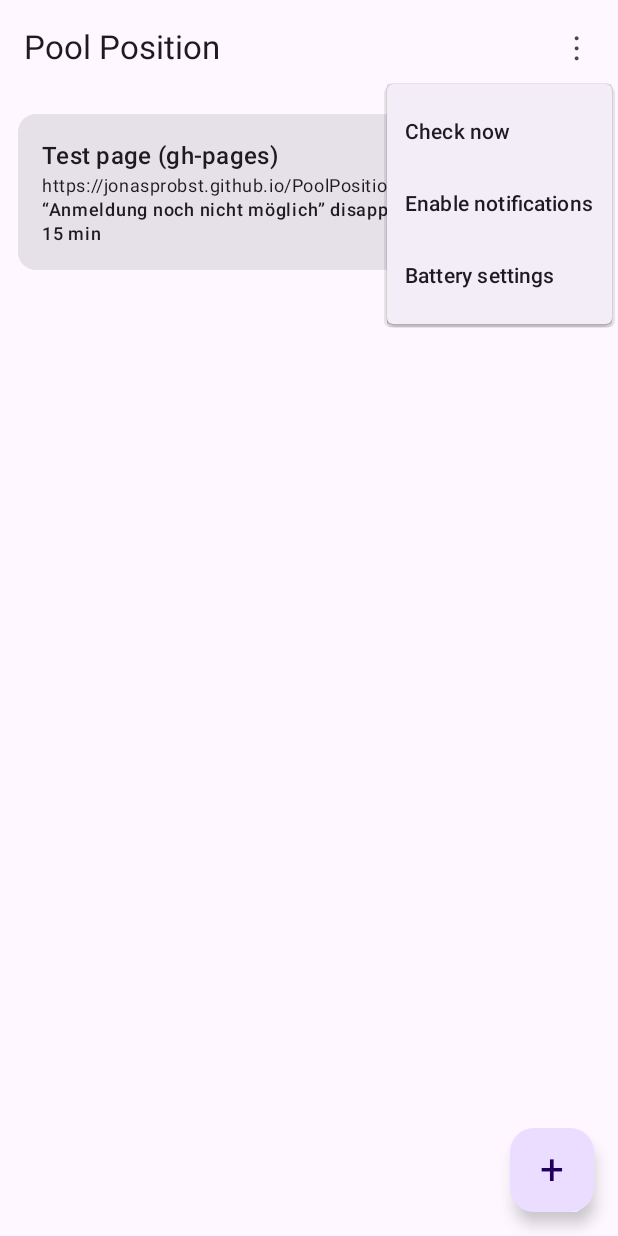
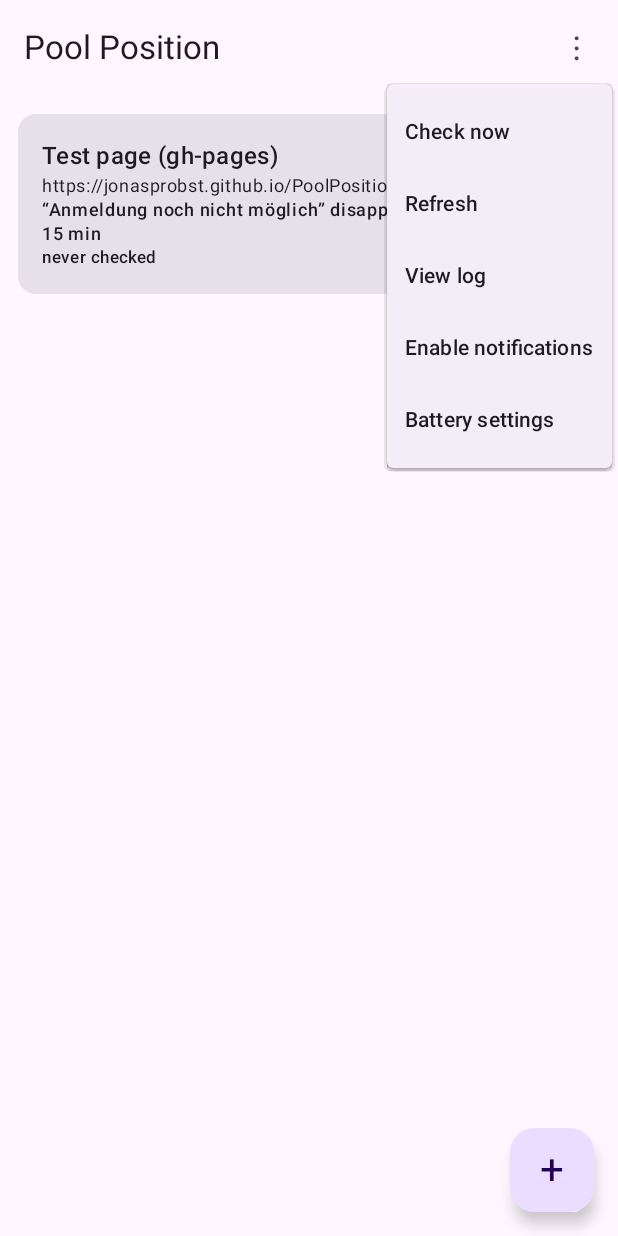
Before and after one commit to jonasprobst/PoolPosition, an Android app built with Jetpack Compose: the screen it shows after launch (MainActivity), after a tap on an icon or button, on a phone screen of 412 x 824 dp. Run offline under Robolectric (Android 15) with nearby library versions, the phone set to English and light mode, and no system bars; pictures from the network do not load; 1 statement that could not run was skipped.

Commit message:
Add baseline-on-save, last-checked/result display, and a diagnostic log
Make behavior observable and debugging straightforward:
- Baseline on save: saving an enabled, freshly-baselined watch enqueues a
  targeted one-shot check that records its baseline without alerting, so the
  next change fires immediately. Adds KEY_WATCH_ID / KEY_BASELINE_ONLY to the
  worker and CheckScheduler.baselineNow().
- Watch model gains lastResult; each card shows "checked <relative time> ·
  <outcome>" (Baseline set / No change / TRIGGERED / Fetch failed: …).
- Logger: capped append-only log file; the worker and scheduler record
  scheduling, each run, fetch results, outcomes, and notifications.
- UI: "Refresh" and "View log" menu items; LogScreen viewer with refresh/clear.
- README: document the diagnostics.

Co-Authored-By: Claude Opus 4.8 <noreply@anthropic.com>
Claude-Session: https://claude.ai/code/session_01Ex8qgwwhpmKhApv8VivbSQ

```diff
--- a/app/src/main/java/ch/poolposition/app/PoolPositionApp.kt
+++ b/app/src/main/java/ch/poolposition/app/PoolPositionApp.kt
@@ -1,6 +1,7 @@
 package ch.poolposition.app
 
 import android.app.Application
+import ch.poolposition.app.core.Logger
 import ch.poolposition.app.data.WatchStore
 import ch.poolposition.app.notify.Notifier
 import ch.poolposition.app.work.CheckScheduler
@@ -8,6 +9,7 @@ import ch.poolposition.app.work.CheckScheduler
 class PoolPositionApp : Application() {
     override fun onCreate() {
         super.onCreate()
+        Logger.log(this, "App started")
         Notifier.ensureChannel(this)
         // Touch the store so the example watch is seeded on first launch.
         WatchStore(this).load()
--- /dev/null
+++ b/app/src/main/java/ch/poolposition/app/core/Logger.kt
@@ -0,0 +1,44 @@
+package ch.poolposition.app.core
+
+import android.content.Context
+import java.io.File
+import java.text.SimpleDateFormat
+import java.util.Date
+import java.util.Locale
+
+/**
+ * Tiny append-only diagnostic log written to a capped file in private storage.
+ * Lets the user see whether the periodic job runs, what each fetch returned, and
+ * whether a watch fired — without a logcat cable.
+ */
+object Logger {
+
+    private const val FILE_NAME = "poolposition.log"
+    private const val MAX_BYTES = 64 * 1024
+    private val lock = Any()
+    private val timeFmt = SimpleDateFormat("MM-dd HH:mm:ss", Locale.US)
+
+    fun log(context: Context, message: String) {
+        synchronized(lock) {
+            runCatching {
+                val file = File(context.filesDir, FILE_NAME)
+                file.appendText("${timeFmt.format(Date())}  $message\n")
+                if (file.length() > MAX_BYTES) {
+                    // Keep the most recent half to bound growth.
+                    file.writeText(file.readText().takeLast(MAX_BYTES / 2))
+                }
+            }
+        }
+    }
+
+    fun read(context: Context): String = synchronized(lock) {
+        val file = File(context.filesDir, FILE_NAME)
+        if (file.exists()) file.readText() else ""
+    }
+
+    fun clear(context: Context) {
+        synchronized(lock) {
+            runCatching { File(context.filesDir, FILE_NAME).writeText("") }
+        }
+    }
+}
--- a/app/src/main/java/ch/poolposition/app/data/WatchStore.kt
+++ b/app/src/main/java/ch/poolposition/app/data/WatchStore.kt
@@ -51,6 +51,7 @@ class WatchStore(context: Context) {
             null -> put("lastKeywordPresent", JSONObject.NULL)
             else -> put("lastKeywordPresent", p)
         }
+        put("lastResult", w.lastResult ?: JSONObject.NULL)
     }
 
     private fun fromJson(o: JSONObject): Watch = Watch(
@@ -66,6 +67,7 @@ class WatchStore(context: Context) {
         lastHash = if (o.isNull("lastHash")) null else o.optString("lastHash"),
         lastKeywordPresent = if (o.isNull("lastKeywordPresent")) null
         else o.optBoolean("lastKeywordPresent"),
+        lastResult = if (o.isNull("lastResult")) null else o.optString("lastResult").ifEmpty { null },
     )
 
     companion object {
--- a/app/src/main/java/ch/poolposition/app/model/Watch.kt
+++ b/app/src/main/java/ch/poolposition/app/model/Watch.kt
@@ -38,6 +38,8 @@ data class Watch(
     val lastHash: String? = null,
     /** Baseline keyword presence for keyword modes; null until first check. */
     val lastKeywordPresent: Boolean? = null,
+    /** Human-readable outcome of the most recent check; null until first check. */
+    val lastResult: String? = null,
 ) {
     companion object {
         const val MIN_INTERVAL_MINUTES = 15
--- a/app/src/main/java/ch/poolposition/app/ui/AppScreen.kt
+++ b/app/src/main/java/ch/poolposition/app/ui/AppScreen.kt
@@ -48,11 +48,19 @@ fun AppScreen(
     var watches by remember { mutableStateOf(store.load()) }
     var editing by remember { mutableStateOf<Editing?>(null) }
     var menuOpen by remember { mutableStateOf(false) }
+    var showLog by remember { mutableStateOf(false) }
+
+    fun reload() { watches = store.load() }
 
     fun persist(newList: List<Watch>) {
         watches = newList
         store.save(newList)
         CheckScheduler.reschedule(context)
+    }
+
+    if (showLog) {
+        LogScreen(onClose = { showLog = false; reload() })
+        return
     }
 
     Scaffold(
@@ -76,6 +84,14 @@ fun AppScreen(
                                     android.widget.Toast.LENGTH_SHORT,
                                 ).show()
                             },
+                        )
+                        DropdownMenuItem(
+                            text = { Text("Refresh") },
+                            onClick = { menuOpen = false; reload() },
+                        )
+                        DropdownMenuItem(
+                            text = { Text("View log") },
+                            onClick = { menuOpen = false; showLog = true },
                         )
                         DropdownMenuItem(
                             text = { Text("Enable notifications") },
@@ -145,6 +161,16 @@ fun AppScreen(
                     watches.map { if (it.id == saved.id) saved else it }
                 }
                 persist(newList)
+                // Freshly saved / re-baselined watch: fetch its baseline now so the
+                // next real change fires, instead of waiting for the first check.
+                if (saved.enabled && saved.lastCheckedAt == 0L) {
+                    CheckScheduler.baselineNow(context, saved.id)
+                    android.widget.Toast.makeText(
+                        context,
+                        "Fetching baseline…",
+                        android.widget.Toast.LENGTH_SHORT,
+                    ).show()
+                }
                 editing = null
             },
             onDelete = {
@@ -180,6 +206,12 @@ private fun WatchCard(watch: Watch, onClick: () -> Unit, onToggle: (Boolean) ->
                     "${modeLabel(watch)} · every ${watch.intervalMinutes} min",
                     style = MaterialTheme.typography.labelMedium,
                 )
+                Text(
+                    statusLine(watch),
+                    style = MaterialTheme.typography.labelSmall,
+                    maxLines = 2,
+                    overflow = TextOverflow.Ellipsis,
+                )
             }
             Switch(checked = watch.enabled, onCheckedChange = onToggle)
         }
@@ -191,3 +223,12 @@ private fun modeLabel(watch: Watch): String = when (watch.mode) {
     TriggerMode.APPEARS -> "“${watch.keyword}” appears"
     TriggerMode.DISAPPEARS -> "“${watch.keyword}” disappears"
 }
+
+private fun statusLine(watch: Watch): String {
+    val checked = if (watch.lastCheckedAt == 0L) {
+        "never checked"
+    } else {
+        "checked " + android.text.format.DateUtils.getRelativeTimeSpanString(watch.lastCheckedAt)
+    }
+    return checked + (watch.lastResult?.let { " · $it" } ?: "")
+}
```
Also changed, not shown: app/src/main/java/ch/poolposition/app/ui/LogScreen.kt (added, +59 -0 lines), app/src/main/java/ch/poolposition/app/work/CheckScheduler.kt (+26 -11 lines), app/src/main/java/ch/poolposition/app/work/CheckWorker.kt (+50 -10 lines), 1 other file.
